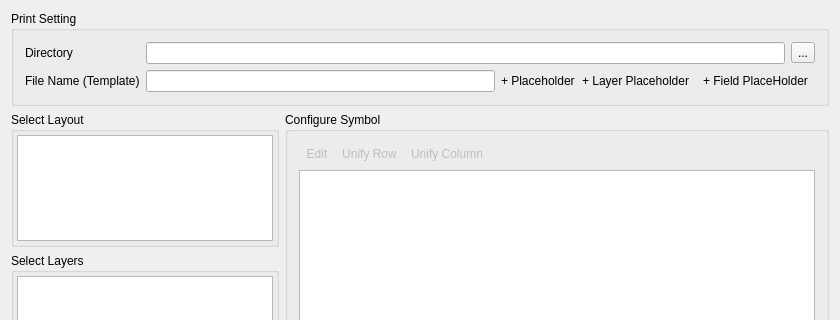
This is Layout/gwmlayoutbatchdialog.ui in GWmodel-Lab/GWmodelS as Qt 5 draws it before an edit; both pictures show x 0 to 840 and y 0 to 320 of the 840 by 704 pixel window. The edited form follows.
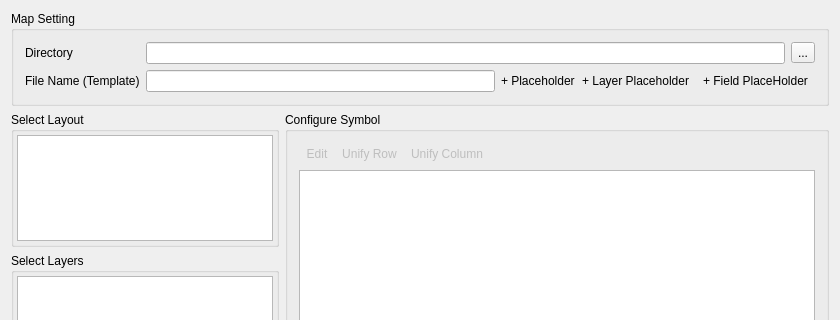
This is the edited form. Icons and pictures are not drawn.

```diff
--- a/Layout/gwmlayoutbatchdialog.ui
+++ b/Layout/gwmlayoutbatchdialog.ui
@@ -193,7 +193,7 @@
    <item row="0" column="0" colspan="2">
     <widget class="QGroupBox" name="groupBox_5">
      <property name="title">
-      <string>Print Setting</string>
+      <string>Map Setting</string>
      </property>
      <layout class="QFormLayout" name="formLayout">
       <item row="0" column="0">
```
